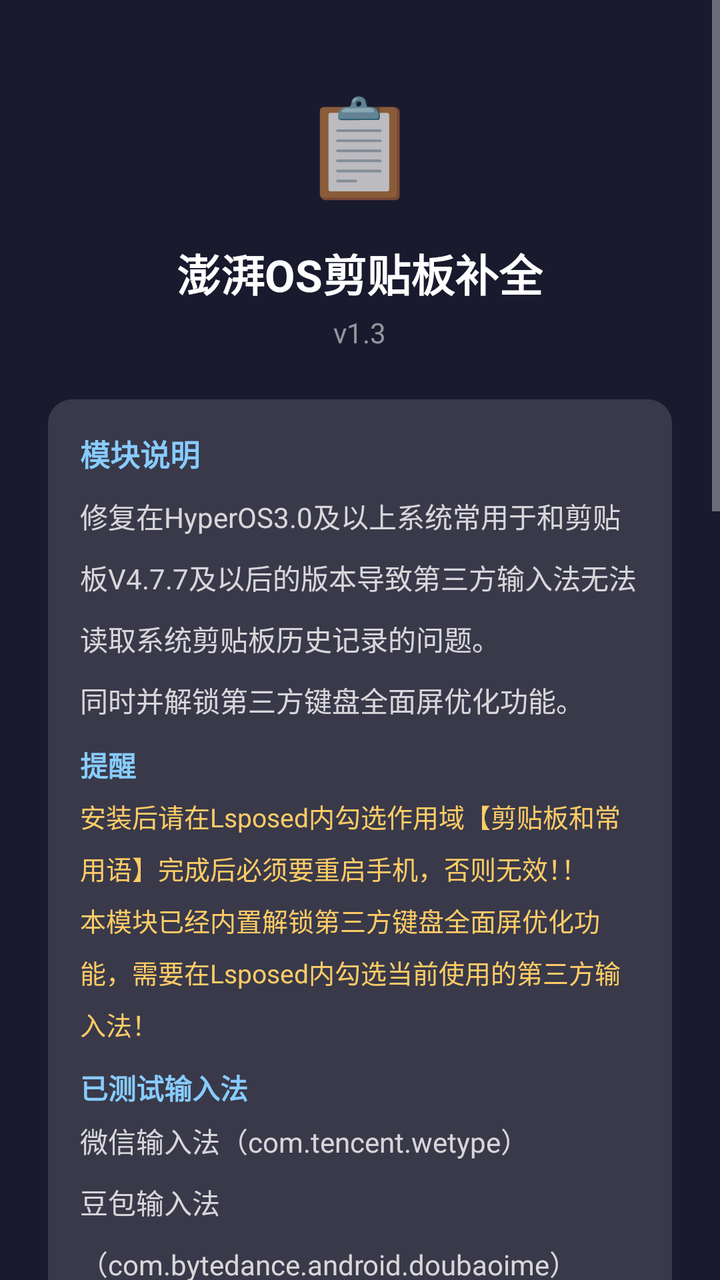
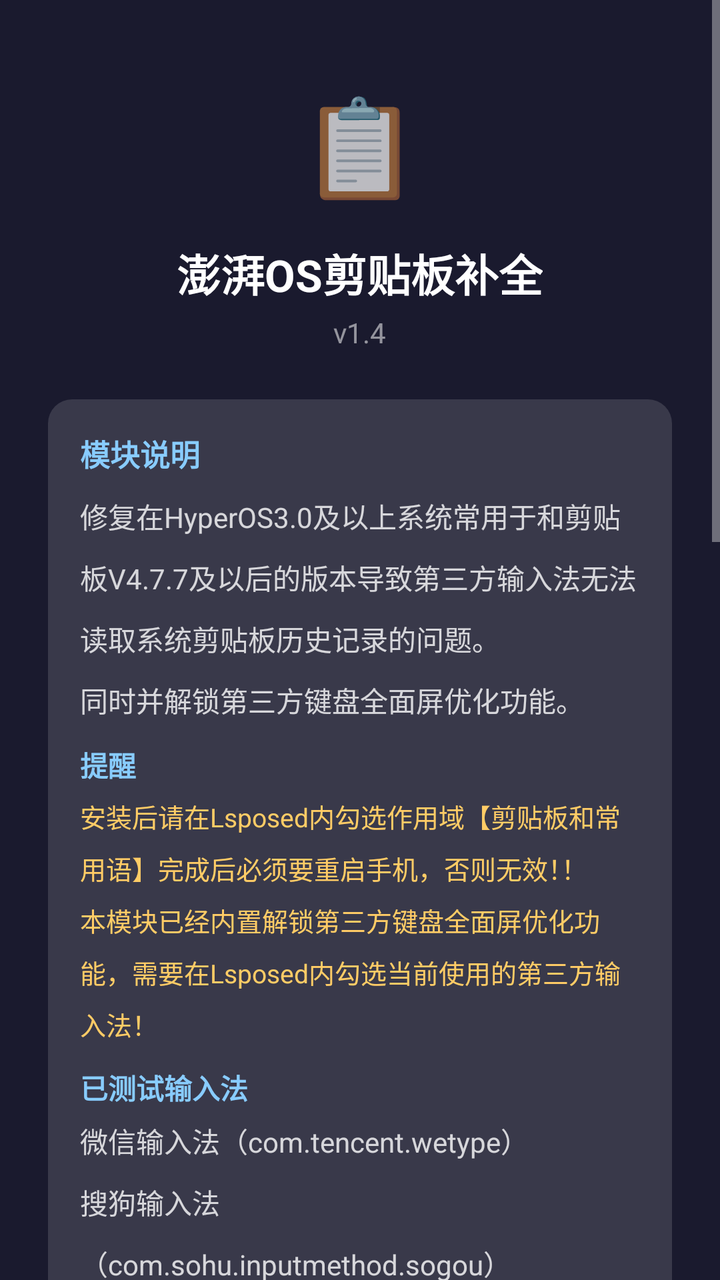

Two renders of the same Android screen: before a commit and after it. Below are the layout's source before the change and the commit's diff.
<!-- AndroidManifest.xml: activity theme android:Theme.Material.NoActionBar -->
<!-- res/layout/activity_about.xml -->
<?xml version="1.0" encoding="utf-8"?>

<ScrollView xmlns:android="http://schemas.android.com/apk/res/android"
    android:layout_width="match_parent"
    android:layout_height="match_parent"
    android:background="#FF1A1A2E"
    android:fillViewport="true">

    <LinearLayout
        android:layout_width="match_parent"
        android:layout_height="wrap_content"
        android:orientation="vertical"
        android:padding="24dp"
        android:gravity="center_horizontal">

        
        <TextView
            android:layout_width="wrap_content"
            android:layout_height="wrap_content"
            android:text="📋"
            android:textSize="48sp"
            android:layout_marginTop="16dp"
            android:layout_marginBottom="16dp" />

        
        <TextView
            android:layout_width="wrap_content"
            android:layout_height="wrap_content"
            android:text="澎湃OS剪贴板补全"
            android:textColor="#FFFFFFFF"
            android:textSize="22sp"
            android:textStyle="bold"
            android:layout_marginBottom="4dp" />

        
        <TextView
            android:layout_width="wrap_content"
            android:layout_height="wrap_content"
            android:text="v1.3"
            android:textColor="#88FFFFFF"
            android:textSize="14sp"
            android:layout_marginBottom="24dp" />

        
        <LinearLayout
            android:layout_width="match_parent"
            android:layout_height="wrap_content"
            android:background="@drawable/card_bg"
            android:orientation="vertical"
            android:padding="16dp"
            android:layout_marginBottom="16dp">

            <TextView
                android:layout_width="wrap_content"
                android:layout_height="wrap_content"
                android:text="模块说明"
                android:textColor="#FF88CCFF"
                android:textSize="15sp"
                android:textStyle="bold"
                android:layout_marginBottom="10dp" />

            <TextView
                android:layout_width="match_parent"
                android:layout_height="wrap_content"
                android:text="修复在HyperOS3.0及以上系统常用于和剪贴板V4.7.7及以后的版本导致第三方输入法无法读取系统剪贴板历史记录的问题。&#10;同时并解锁第三方键盘全面屏优化功能。"
                android:textColor="#CCFFFFFF"
                android:textSize="14sp"
                android:lineSpacingMultiplier="1.5" />

            <TextView
                android:layout_width="match_parent"
                android:layout_height="wrap_content"
                android:text="提醒"
                android:textColor="#FF88CCFF"
                android:textSize="14sp"
                android:textStyle="bold"
                android:layout_marginTop="12dp"
                android:layout_marginBottom="6dp" />

            <TextView
                android:layout_width="match_parent"
                android:layout_height="wrap_content"
                android:text="安装后请在Lsposed内勾选作用域【剪贴板和常用语】完成后必须要重启手机，否则无效！！&#10;本模块已经内置解锁第三方键盘全面屏优化功能，需要在Lsposed内勾选当前使用的第三方输入法！"
                android:textColor="#FFCC66"
                android:textSize="13sp"
                android:lineSpacingMultiplier="1.4" />

            <TextView
                android:layout_width="match_parent"
                android:layout_height="wrap_content"
                android:text="已测试输入法"
                android:textColor="#FF88CCFF"
                android:textSize="14sp"
                android:textStyle="bold"
                android:layout_marginTop="12dp"
                android:layout_marginBottom="6dp" />

            <TextView
                android:layout_width="match_parent"
                android:layout_height="wrap_content"
                android:text="微信输入法（com.tencent.wetype）&#10;豆包输入法（com.bytedance.android.doubaoime）&#10;搜狗输入法（com.sohu.inputmethod.sogou）&#10;讯飞输入法（com.iflytek.inputmethod）&#10;百度输入法（com.baidu.input）"
                android:textColor="#CCFFFFFF"
                android:textSize="14sp"
                android:lineSpacingMultiplier="1.5" />
        </LinearLayout>

        
        <LinearLayout
            android:layout_width="match_parent"
            android:layout_height="wrap_content"
            android:background="@drawable/card_bg"
            android:orientation="vertical"
            android:padding="16dp"
            android:layout_marginBottom="16dp">

            <TextView
                android:layout_width="wrap_content"
                android:layout_height="wrap_content"
                android:text="意见反馈"
                android:textColor="#FF88CCFF"
                android:textSize="15sp"
                android:textStyle="bold"
                android:layout_marginBottom="10dp" />

            <TextView
                android:layout_width="match_parent"
                android:layout_height="wrap_content"
                android:text="如您有更好的建议或发现对其他输入法不生效，&#10;请通过微博、酷安反馈，反馈时请提供您使用的输入法包名。"
                android:textColor="#CCFFFFFF"
                android:textSize="14sp"
                android:lineSpacingMultiplier="1.5" />

            
            <LinearLayout
                android:layout_width="wrap_content"
                android:layout_height="wrap_content"
                android:orientation="horizontal"
                android:layout_marginTop="10dp"
                android:layout_marginBottom="4dp">

                <TextView
                    android:layout_width="wrap_content"
                    android:layout_height="wrap_content"
                    android:text="酷安："
                    android:textColor="#88FFFFFF"
                    android:textSize="14sp" />

                <TextView
                    android:id="@+id/tvCoolapk"
                    android:layout_width="wrap_content"
                    android:layout_height="wrap_content"
                    android:text="江上晚"
                    android:textColor="#FF66AAFF"
                    android:textSize="14sp"
                    android:background="?android:attr/selectableItemBackground" />
            </LinearLayout>

            
            <LinearLayout
                android:layout_width="wrap_content"
                android:layout_height="wrap_content"
                android:orientation="horizontal"
                android:layout_marginBottom="4dp">

                <TextView
                    android:layout_width="wrap_content"
                    android:layout_height="wrap_content"
                    android:text="微博："
                    android:textColor="#88FFFFFF"
                    android:textSize="14sp" />

                <TextView
                    android:id="@+id/tvWeibo"
                    android:layout_width="wrap_content"
                    android:layout_height="wrap_content"
                    android:text="李十六的日记本"
                    android:textColor="#FF66AAFF"
                    android:textSize="14sp"
                    android:background="?android:attr/selectableItemBackground" />
            </LinearLayout>

            
            <LinearLayout
                android:layout_width="wrap_content"
                android:layout_height="wrap_content"
                android:orientation="horizontal">

                <TextView
                    android:layout_width="wrap_content"
                    android:layout_height="wrap_content"
                    android:text="GitHub："
                    android:textColor="#88FFFFFF"
                    android:textSize="14sp" />

                <TextView
                    android:id="@+id/tvGithub"
                    android:layout_width="wrap_content"
                    android:layout_height="wrap_content"
                    android:text="jiangshangwan/ClipboardFix"
                    android:textColor="#FF66AAFF"
                    android:textSize="14sp"
                    android:background="?android:attr/selectableItemBackground" />
            </LinearLayout>
        </LinearLayout>

        
        <LinearLayout
            android:layout_width="match_parent"
            android:layout_height="wrap_content"
            android:background="@drawable/card_bg"
            android:orientation="vertical"
            android:padding="16dp"
            android:layout_marginBottom="16dp"
            android:gravity="center_horizontal">

            <TextView
                android:layout_width="wrap_content"
                android:layout_height="wrap_content"
                android:text="☕ 打赏支持"
                android:textColor="#FF88CCFF"
                android:textSize="15sp"
                android:textStyle="bold"
                android:layout_marginBottom="12dp" />

            <TextView
                android:layout_width="wrap_content"
                android:layout_height="wrap_content"
                android:text="您的支持就是我的最大动力"
                android:textColor="#CCFFFFFF"
                android:textSize="14sp"
                android:layout_marginBottom="16dp" />

            <ImageView
                android:id="@+id/imgDonate"
                android:layout_width="200dp"
                android:layout_height="200dp"
                android:src="@drawable/donate_qrcode"
                android:scaleType="fitCenter"
                android:layout_marginBottom="8dp" />

            <TextView
                android:layout_width="wrap_content"
                android:layout_height="wrap_content"
                android:text="点击图片 → 保存并打开微信「扫一扫→相册」"
                android:textColor="#88FFFFFF"
                android:textSize="12sp" />
        </LinearLayout>

        
        <Button
            android:id="@+id/btnCheckUpdate"
            android:layout_width="match_parent"
            android:layout_height="48dp"
            android:text="🔍 检查更新"
            android:textColor="#FFFFFFFF"
            android:textSize="15sp"
            android:background="@drawable/btn_show_bg"
            android:layout_marginTop="8dp"
            android:layout_marginBottom="12dp" />

        
        <Button
            android:id="@+id/btnHideIcon"
            android:layout_width="match_parent"
            android:layout_height="48dp"
            android:text="隐藏桌面图标"
            android:textColor="#FFFFFFFF"
            android:textSize="15sp"
            android:background="@drawable/btn_hide_bg"
            android:layout_marginBottom="16dp" />

        
        <TextView
            android:layout_width="wrap_content"
            android:layout_height="wrap_content"
            android:text="by 江上晚"
            android:textColor="#44FFFFFF"
            android:textSize="12sp"
            android:layout_marginBottom="16dp" />

    </LinearLayout>
</ScrollView>
<!-- resources referenced by this layout -->
<resources>
  <!-- drawable btn_hide_bg (drawable) -->
  <?xml version="1.0" encoding="utf-8"?>
  <shape xmlns:android="http://schemas.android.com/apk/res/android"
      android:shape="rectangle">
      <solid android:color="#33FF4444" />
      <corners android:radius="8dp" />
      <stroke android:width="1dp" android:color="#66FF4444" />
  </shape>
  <!-- drawable btn_show_bg (drawable) -->
  <?xml version="1.0" encoding="utf-8"?>
  <shape xmlns:android="http://schemas.android.com/apk/res/android"
      android:shape="rectangle">
      <solid android:color="#3344FF44" />
      <corners android:radius="8dp" />
      <stroke android:width="1dp" android:color="#6644FF44" />
  </shape>
  <!-- drawable card_bg (drawable) -->
  <?xml version="1.0" encoding="utf-8"?>
  <shape xmlns:android="http://schemas.android.com/apk/res/android"
      android:shape="rectangle">
      <solid android:color="#22FFFFFF" />
      <corners android:radius="12dp" />
  </shape>
  <!-- drawable donate_qrcode: png bitmap (drawable, 155019 bytes) -->
</resources>

<!-- the commit's change to res/layout/activity_about.xml (unified diff, before → after) -->
@@ -36,7 +36,7 @@
         <TextView
             android:layout_width="wrap_content"
             android:layout_height="wrap_content"
-            android:text="v1.3"
+            android:text="v1.4"
             android:textColor="#88FFFFFF"
             android:textSize="14sp"
             android:layout_marginBottom="24dp" />
@@ -98,7 +98,7 @@
             <TextView
                 android:layout_width="match_parent"
                 android:layout_height="wrap_content"
-                android:text="微信输入法（com.tencent.wetype）&#10;豆包输入法（com.bytedance.android.doubaoime）&#10;搜狗输入法（com.sohu.inputmethod.sogou）&#10;讯飞输入法（com.iflytek.inputmethod）&#10;百度输入法（com.baidu.input）"
+                android:text="微信输入法（com.tencent.wetype）&#10;搜狗输入法（com.sohu.inputmethod.sogou）&#10;讯飞输入法（com.iflytek.inputmethod）"
                 android:textColor="#CCFFFFFF"
                 android:textSize="14sp"
                 android:lineSpacingMultiplier="1.5" />
